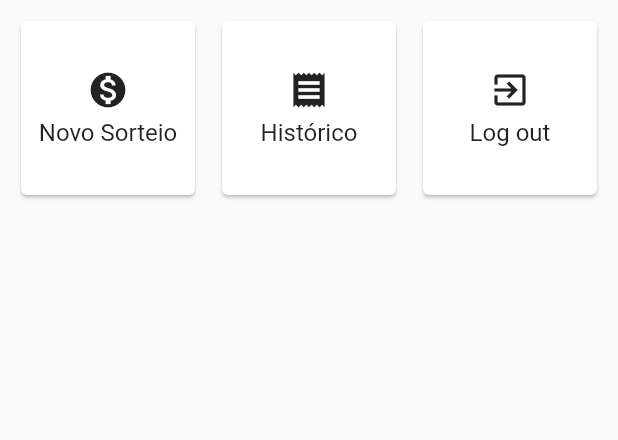
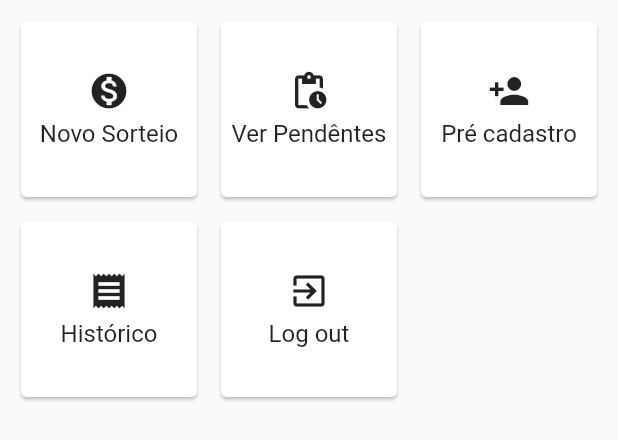
Before and after one commit to Juniorlpes/Troco_premiado, a Flutter app: the HomeBody widget shown alone on an empty page, opened directly, on a phone screen of 412 x 824 dp. Shown: the top 440 px of the screen. Run offline on Flutter 3.47's test engine with Material 2 defaults, Android fonts, the phone set to English and light mode, and no system bars; our stand-ins replace cloud_firestore, firebase_auth, firebase_core, flutter_masked_text, flutter_mobx, flutter_modular and 8 more; accounts and stored records are empty; generated files the repository leaves out were written again.

Commit message:
init new structure

```diff
--- a/lib/app/modules/home/components/home_body.dart
+++ b/lib/app/modules/home/components/home_body.dart
@@ -1,6 +1,7 @@
 import 'package:flutter/material.dart';
 import 'package:flutter_modular/flutter_modular.dart';
 import 'package:troco_premiado/app/modules/home/home_controller.dart';
+import 'package:troco_premiado/app/modules/home/widgets/home_card.dart';
 import 'package:troco_premiado/shared/components/general_loading_pop.dart';
 
 class HomeBody extends StatelessWidget {
@@ -13,54 +14,33 @@ class HomeBody extends StatelessWidget {
           crossAxisCount: 3,
           primary: false,
           scrollDirection: Axis.vertical,
-          crossAxisSpacing: 10,
-          mainAxisSpacing: 10,
+          crossAxisSpacing: 8,
+          mainAxisSpacing: 8,
           padding: const EdgeInsets.all(10),
           children: [
-            Card(
-              child: InkWell(
+            HomeCard(
+              title: 'Novo Sorteio',
+              icon: Icons.monetization_on,
               onTap: () => Modular.to.pushNamed('/home/addTicket'),
-                child: Column(
-                  mainAxisAlignment: MainAxisAlignment.center,
-                  crossAxisAlignment: CrossAxisAlignment.center,
-                  children: <Widget>[
-                    Icon(
-                      Icons.monetization_on,
-                      size: 28,
             ),
-                    const SizedBox(height: 5),
-                    Text(
-                      'Novo Sorteio',
-                      textAlign: TextAlign.center,
-                      style: TextStyle(fontSize: 16),
-                    )
-                  ],
+            HomeCard(
+              title: 'Ver Pendêntes',
+              icon: Icons.pending_actions,
+              onTap: () => null,
             ),
+            HomeCard(
+              title: 'Pré cadastro',
+              icon: Icons.person_add,
+              onTap: () => null,
             ),
+            HomeCard(
+              title: 'Histórico',
+              icon: Icons.receipt,
+              onTap: () => Modular.to.pushNamed('/home/history'),
             ),
-            Card(
-              child: InkWell(
-                onTap: () => Modular.to.pushNamed('/home/history'),
-                child: Column(
-                  mainAxisAlignment: MainAxisAlignment.center,
-                  crossAxisAlignment: CrossAxisAlignment.center,
-                  children: <Widget>[
-                    Icon(
-                      Icons.receipt,
-                      size: 28,
-                    ),
-                    const SizedBox(height: 5),
-                    Text(
-                      'Histórico',
-                      textAlign: TextAlign.center,
-                      style: TextStyle(fontSize: 16),
-                    )
-                  ],
-                ),
-              ),
-            ),
-            Card(
-              child: InkWell(
+            HomeCard(
+              title: 'Log out',
+              icon: Icons.exit_to_app,
               onTap: () async {
                 showGeneralLoadingPop(context);
                 final loggedOut = await controller.logOut();
@@ -69,23 +49,6 @@ class HomeBody extends StatelessWidget {
                   Modular.to.pushReplacementNamed('/');
                 }
               },
-                child: Column(
-                  mainAxisAlignment: MainAxisAlignment.center,
-                  crossAxisAlignment: CrossAxisAlignment.center,
-                  children: <Widget>[
-                    Icon(
-                      Icons.exit_to_app,
-                      size: 28,
-                    ),
-                    const SizedBox(height: 5),
-                    Text(
-                      'Log out',
-                      textAlign: TextAlign.center,
-                      style: TextStyle(fontSize: 16),
-                    )
-                  ],
-                ),
-              ),
             ),
           ],
         ),
--- a/lib/app/modules/home/home_page.dart
+++ b/lib/app/modules/home/home_page.dart
@@ -39,7 +39,7 @@ class _HomePageState extends ModularState<HomePage, HomeController> {
                 overflow: TextOverflow.ellipsis,
               ),
               Text(
-                controller.mainAccount.company,
+                controller.mainAccount.company ?? '',
                 maxLines: 1,
                 overflow: TextOverflow.ellipsis,
                 style: TextStyle(fontSize: 18, color: Colors.white60),
--- /dev/null
+++ b/lib/app/modules/home/widgets/home_card.dart
@@ -0,0 +1,39 @@
+import 'package:flutter/material.dart';
+
+class HomeCard extends StatelessWidget {
+  final String title;
+  final IconData icon;
+  final Function onTap;
+
+  const HomeCard(
+      {Key key,
+      @required this.title,
+      @required this.onTap,
+      @required this.icon})
+      : super(key: key);
+
+  @override
+  Widget build(BuildContext context) {
+    return Card(
+      child: InkWell(
+        onTap: onTap,
+        child: Column(
+          mainAxisAlignment: MainAxisAlignment.center,
+          crossAxisAlignment: CrossAxisAlignment.center,
+          children: <Widget>[
+            Icon(
+              icon,
+              size: 28,
+            ),
+            const SizedBox(height: 5),
+            Text(
+              title,
+              textAlign: TextAlign.center,
+              style: TextStyle(fontSize: 16),
+            )
+          ],
+        ),
+      ),
+    );
+  }
+}
--- a/pubspec.yaml
+++ b/pubspec.yaml
@@ -32,6 +32,7 @@ dependencies:
   flutter_masked_text: ^0.8.0
   toast: ^0.1.5
   qr_flutter: ^3.2.0
+  bluetooth_print: ^2.0.0
 
 dev_dependencies:
   mockito: ^4.1.3
```
Also changed, not shown: lib/shared/models/company.dart (+9 -1 lines), lib/shared/repositories/raffle_repository.dart (+34 -3 lines), lib/shared/models/company.g.dart, pubspec.lock, 2 other files. Lines whose indentation alone changed are shown as unchanged.
